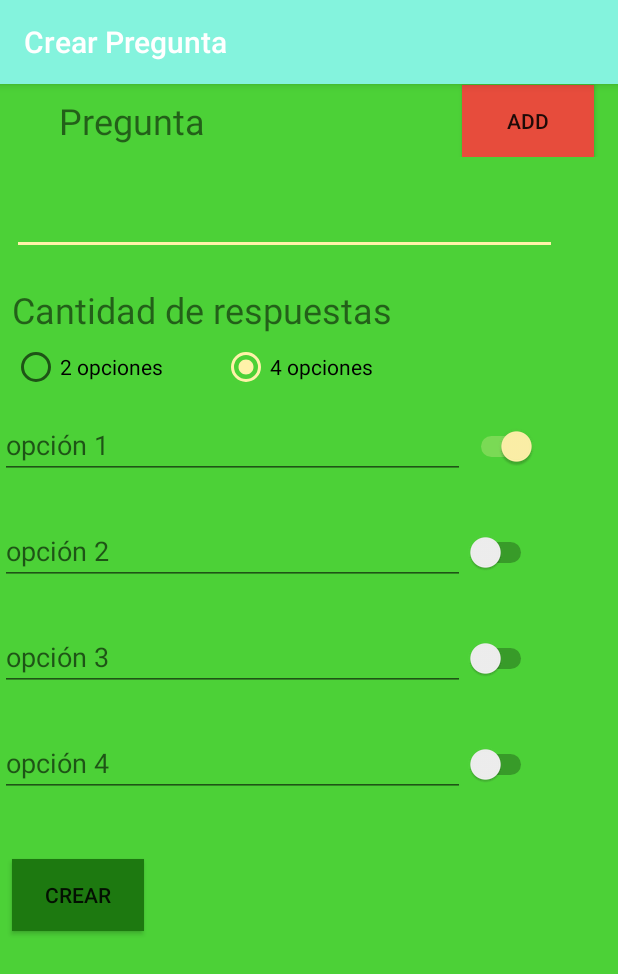
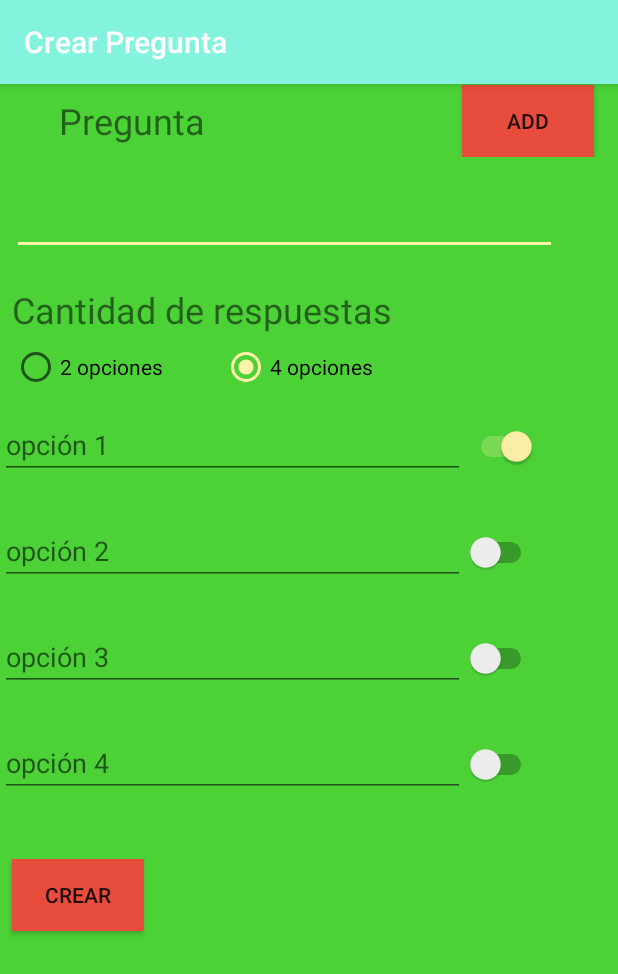
Before and after one commit to freddycra/Codea2_v2, an Android app: the crearPregunta screen opened directly, with no data from a screen before it, on a phone screen of 412 x 824 dp. Shown: the top 974 px of the screen. Run offline under Robolectric (Android 15) with nearby library versions, the phone set to English and light mode, and no system bars; our stand-ins replace Firebase (no records; nobody signed in at launch, a user with empty details on screens opened directly).

Commit message:
Cambiando color a boton en crear pregunta

```diff
--- a/Codea2/app/src/main/res/layout/activity_crear_pregunta.xml
+++ b/Codea2/app/src/main/res/layout/activity_crear_pregunta.xml
@@ -213,7 +213,7 @@
                 android:layout_marginEnd="8dp"
                 android:layout_marginRight="8dp"
                 android:layout_marginBottom="8dp"
-                android:background="#1D7910"
+                android:background="@color/Jugar"
                 android:text="crear" />
         </LinearLayout>
     </ScrollView>
```
